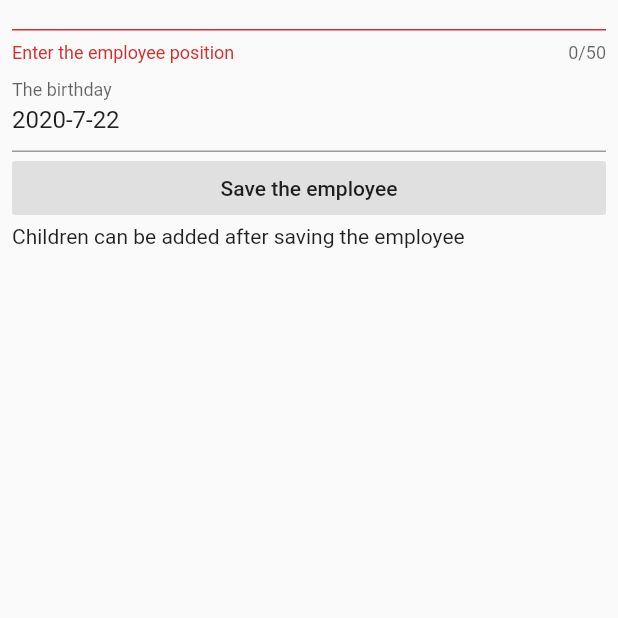
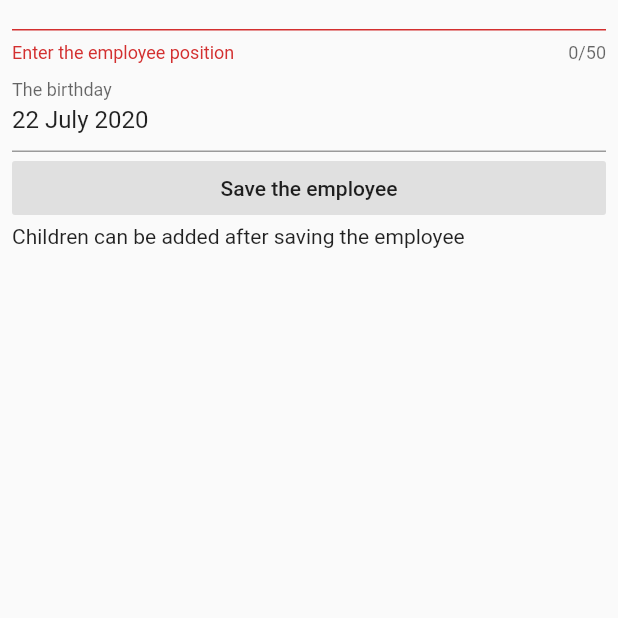
Before and after one commit to IvansPhoto/employees_children, a Flutter app: the NewEmployee screen opened by its route, on a phone screen of 412 x 824 dp, the part 397-1015 px from its top. Run offline on Flutter 3.47's test engine with Material 2 defaults, Android fonts, the phone set to English and light mode, and no system bars; our stand-ins replace hive, hive_flutter, rxdart; accounts and stored records are empty; generated files the repository leaves out were written again.

```diff
--- a/lib/pages/NewEmployee/NewEmployeeForm.dart
+++ b/lib/pages/NewEmployee/NewEmployeeForm.dart
@@ -35,14 +35,14 @@ class _EmployeeFormState extends State<EmployeeForm> {
       _surnameTEC = TextEditingController();
       _positionTEC = TextEditingController();
       _birthday = DateTime.now();
-      _birthdayText = '${DateTime.now().year.toString()}-${DateTime.now().month.toString()}-${DateTime.now().day.toString()}';
+      _birthdayText = monthFromNumber(DateTime.now());
       _childrenList = HiveList(childrenBox);
     } else {
       _nameTEC = TextEditingController(text: widget.employee.name);
       _surnameTEC = TextEditingController(text: widget.employee.surName);
       _positionTEC = TextEditingController(text: widget.employee.position);
       _birthday = widget.employee.birthdate;
-      _birthdayText = '${widget.employee.birthdate.year.toString()}-${widget.employee.birthdate.month.toString()}-${widget.employee.birthdate.day.toString()}';
+      _birthdayText = monthFromNumber(widget.employee.birthdate);
       _childrenList = widget.employee.children;
     }
     super.initState();
@@ -146,7 +146,7 @@ class _EmployeeFormState extends State<EmployeeForm> {
                   lastDate: DateTime(2021),
                 ).then((dateTime) => setState(() {
                       _birthday = dateTime;
-                      _birthdayText = '${dateTime.year.toString()}-${dateTime.month.toString()}-${dateTime.day.toString()}';
+                      _birthdayText = monthFromNumber(dateTime);
                     })),
                 decoration: const InputDecoration(hintText: 'Birthday', labelText: "The birthday"),
               ),
```
